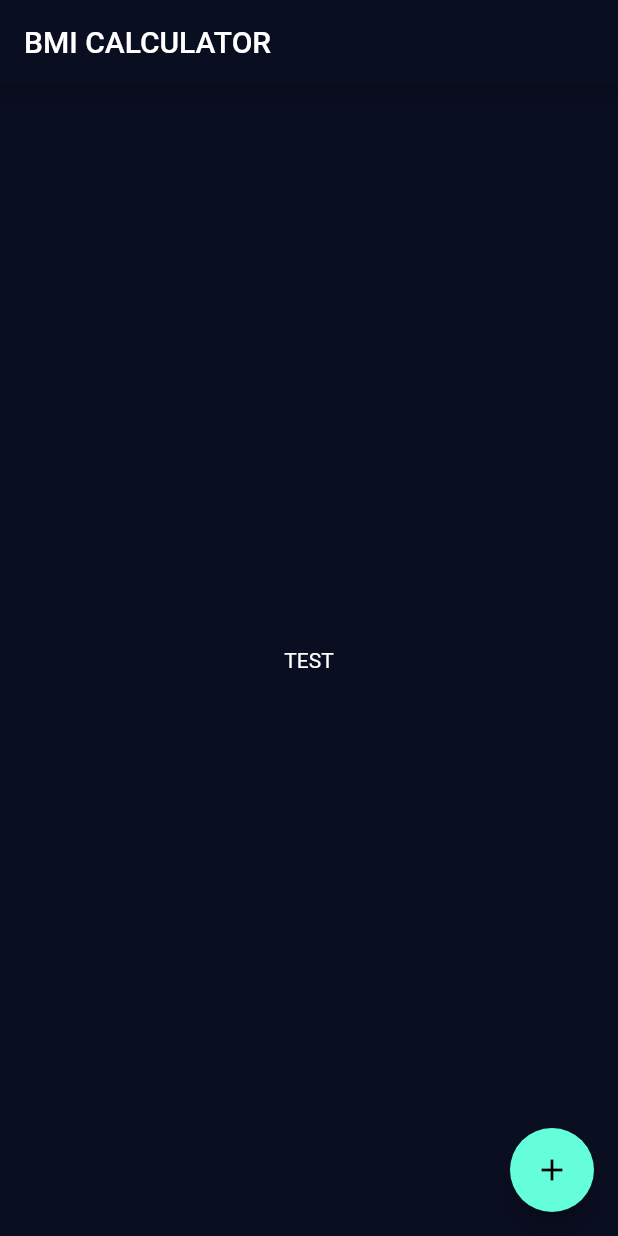
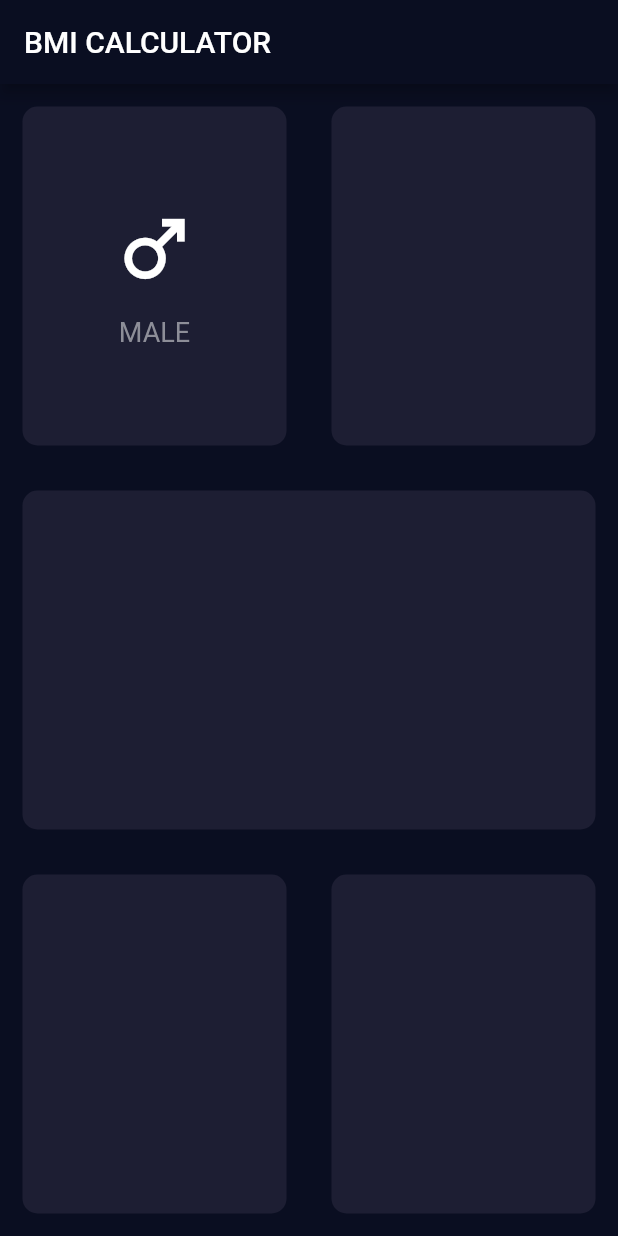
Before and after one commit to LifeAsADropOut/BMI-APP, a Flutter app: the screen it shows after launch, on a phone screen of 412 x 824 dp. Run offline on Flutter 3.47's test engine with Material 2 defaults, Android fonts, the light colour scheme and no system bars.

Commit message:
ResuableCard widget..

```diff
--- /dev/null
+++ b/lib/ReusableCard.dart
@@ -0,0 +1,23 @@
+import 'package:flutter/material.dart';
+
+class ReusableCard extends StatelessWidget {
+  final Color color;
+  final Widget child;
+  const ReusableCard({
+    required this.child,
+    required this.color,
+    Key? key,
+  }) : super(key: key);
+
+  @override
+  Widget build(BuildContext context) {
+    return Container(
+      decoration: BoxDecoration(
+        borderRadius: BorderRadius.circular(10.0),
+        color: Color(0xFF1D1E33),
+      ),
+      margin: EdgeInsets.all(15.0),
+      child: child,
+    );
+  }
+}
--- a/lib/input_page.dart
+++ b/lib/input_page.dart
@@ -1,4 +1,6 @@
 import 'package:flutter/material.dart';
+
+import 'ReusableCard.dart';
 
 class InputPage extends StatefulWidget {
   InputPage({Key? key}) : super(key: key);
@@ -8,20 +10,85 @@ class InputPage extends StatefulWidget {
 }
 
 class _InputPageState extends State<InputPage> {
+  final Color activeColor = Color(0xFF1D1E33);
+
   @override
   Widget build(BuildContext context) {
     return Scaffold(
       appBar: AppBar(
         title: Text("BMI CALCULATOR"),
       ),
-      body: Center(
-        child: Text("TEST"),
-      ),
-      floatingActionButton: FloatingActionButton(
-        onPressed: () {},
-        tooltip: 'Increment',
-        child: Icon(Icons.add),
+      body: Column(
+        children: [
+          Expanded(
+            child: Row(
+              children: [
+                Expanded(
+                  child: ReusableCard(
+                    color: activeColor,
+                    child: Column(
+                      mainAxisAlignment: MainAxisAlignment.center,
+                      children: [
+                        Icon(
+                          Icons.male,
+                          color: Colors.white,
+                          size: 60,
+                        ),
+                        SizedBox(height: 15.0),
+                        Text(
+                          "MALE",
+                          style: TextStyle(
+                            fontSize: 18.0,
+                            color: Color(0xFF8D8E98),
+                          ),
+                        ),
+                      ],
+                    ),
+                  ),
+                ),
+                Expanded(
+                  child: ReusableCard(
+                    color: activeColor,
+                    child: Container(),
+                  ),
+                ),
+              ],
+            ),
+          ),
+          Expanded(
+            child: ReusableCard(
+              color: activeColor,
+              child: Container(),
+            ),
+          ),
+          Expanded(
+            child: Row(
+              children: [
+                Expanded(
+                  child: ReusableCard(
+                    color: activeColor,
+                    child: Container(),
+                  ),
+                ),
+                Expanded(
+                  child: ReusableCard(
+                    color: activeColor,
+                    child: Container(),
+                  ),
+                ),
+              ],
+            ),
+          ),
+        ],
       ),
     );
   }
 }
+
+// Container(
+//             decoration: BoxDecoration(
+//               borderRadius: BorderRadius.circular(10.0),
+//               color: Color(0xFF1D1E33),
+//             ),
+//             margin: EdgeInsets.all(15.0),
+//           ),
```
